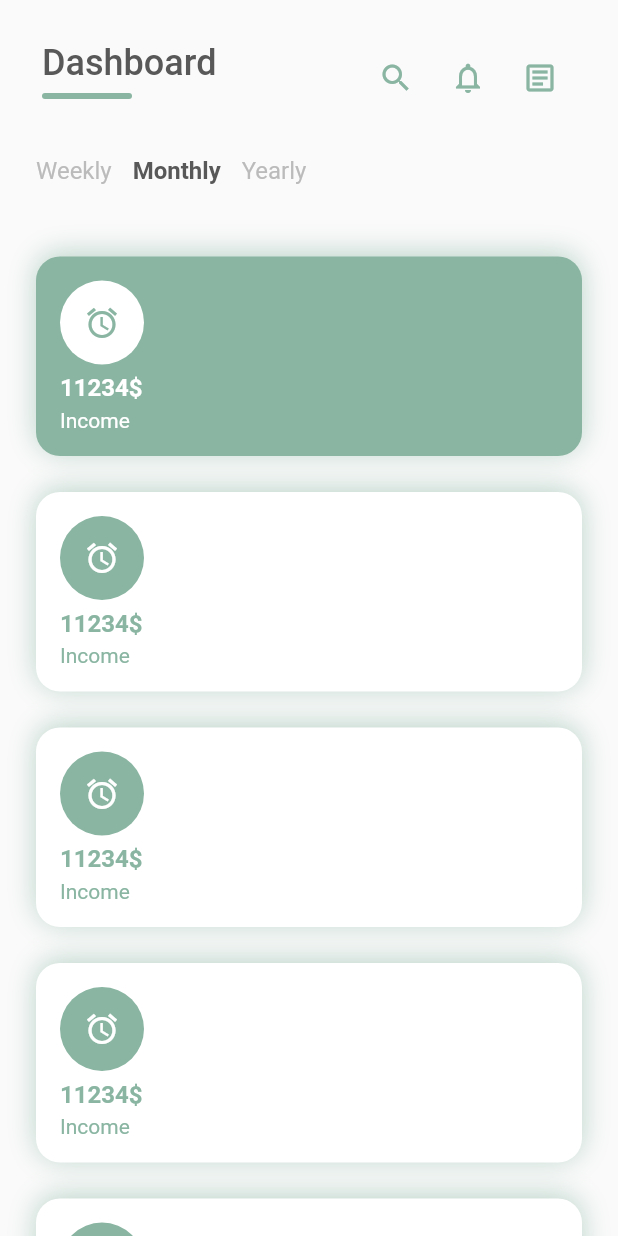
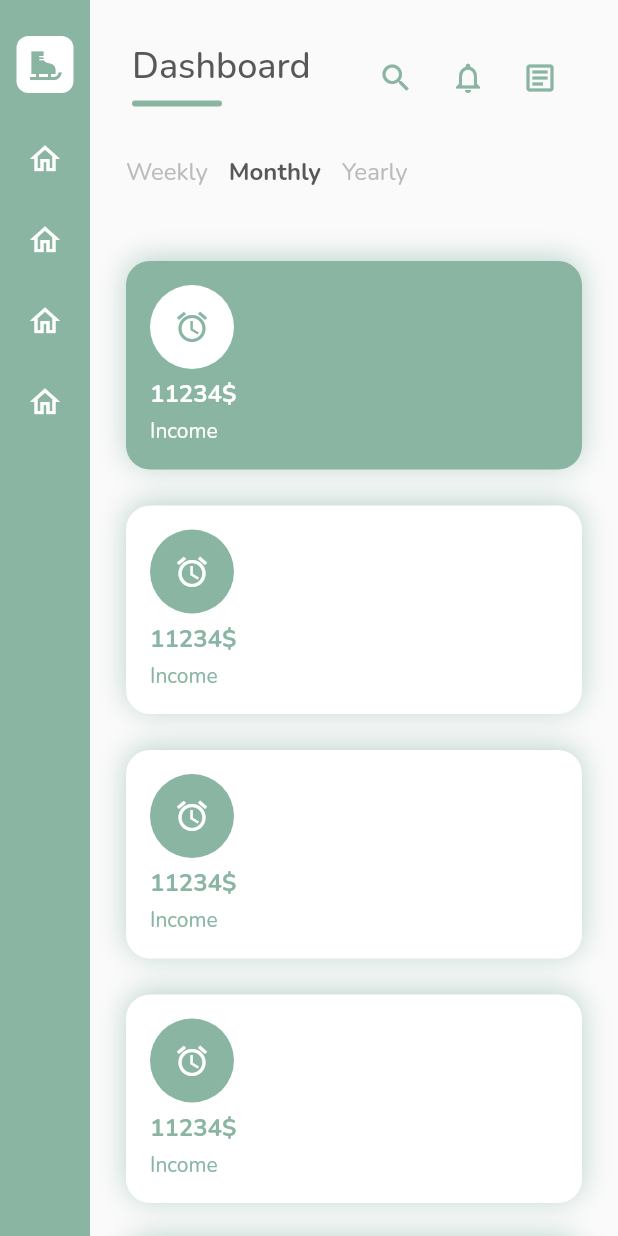
Before and after one commit to camphan12993/store_reponsive_dashboard, a Flutter app: the screen it shows after launch, on a phone screen of 412 x 824 dp. Run offline on Flutter 3.47's test engine with Material 2 defaults, Android fonts, the phone set to English and light mode, and no system bars.

Commit message:
add side menu

```diff
--- /dev/null
+++ b/lib/components/side_bar.dart
@@ -0,0 +1,52 @@
+import 'package:flutter/material.dart';
+import 'package:test_web/widgets/menu_item.dart';
+
+class SideBar extends StatelessWidget {
+  const SideBar({Key? key}) : super(key: key);
+
+  @override
+  Widget build(BuildContext context) {
+    return Container(
+      decoration: BoxDecoration(color: Theme.of(context).primaryColor),
+      width: 60,
+      child: Column(
+        children: [
+          SizedBox(
+            height: 24,
+          ),
+          Container(
+            decoration: BoxDecoration(
+                borderRadius: BorderRadius.circular(8), color: Colors.white),
+            width: 38,
+            height: 38,
+            child: Icon(
+              Icons.ice_skating,
+              color: Theme.of(context).primaryColor,
+            ),
+          ),
+          SizedBox(
+            height: 24,
+          ),
+          Expanded(
+              child: Column(
+            children: [
+              MenuItem(icon: Icons.home_outlined, label: ''),
+              SizedBox(
+                height: 14,
+              ),
+              MenuItem(icon: Icons.home_outlined, label: ''),
+              SizedBox(
+                height: 14,
+              ),
+              MenuItem(icon: Icons.home_outlined, label: ''),
+              SizedBox(
+                height: 14,
+              ),
+              MenuItem(icon: Icons.home_outlined, label: '')
+            ],
+          ))
+        ],
+      ),
+    );
+  }
+}
--- a/lib/main.dart
+++ b/lib/main.dart
@@ -12,6 +12,7 @@ class MyApp extends StatelessWidget {
     return MaterialApp(
       title: 'Flutter Demo',
       theme: ThemeData(
+        fontFamily: 'Nunito',
         primaryColor: Color(0xff89B5A2),
         textTheme: const TextTheme(
           headline1: TextStyle(
--- a/lib/pages/main-page.dart
+++ b/lib/pages/main-page.dart
@@ -1,5 +1,6 @@
 import 'package:flutter/material.dart';
 import 'package:test_web/components/dashboard.dart';
+import 'package:test_web/components/side_bar.dart';
 import 'package:test_web/components/topbar.dart';
 
 class MainPage extends StatelessWidget {
@@ -9,12 +10,18 @@ class MainPage extends StatelessWidget {
   Widget build(BuildContext context) {
     return Scaffold(
         body: SafeArea(
-      child: Container(
-        child: SingleChildScrollView(
-          child: Column(
-            children: [TopBar(), Dashboard()],
+      child: Row(
+        children: [
+          SideBar(),
+          Expanded(
+            child: Column(
+              children: [
+                TopBar(),
+                Expanded(child: SingleChildScrollView(child: Dashboard()))
+              ],
+            ),
           ),
-        ),
+        ],
       ),
     ));
   }
--- /dev/null
+++ b/lib/widgets/menu_item.dart
@@ -0,0 +1,75 @@
+import 'package:flutter/material.dart';
+
+class MenuItem extends StatefulWidget {
+  final IconData icon;
+  final String label;
+  const MenuItem({Key? key, required this.icon, required this.label})
+      : super(key: key);
+
+  @override
+  _MenuItemState createState() => _MenuItemState();
+}
+
+class _MenuItemState extends State<MenuItem> with TickerProviderStateMixin {
+  late AnimationController _animationController;
+  late AnimationController _iconAnimationController;
+  late Animation _colorIcon;
+  late Animation _colorBg;
+
+  @override
+  void initState() {
+    super.initState();
+  }
+
+  @override
+  void didChangeDependencies() {
+    // TODO: implement didChangeDependencies
+    super.didChangeDependencies();
+    _animationController =
+        AnimationController(vsync: this, duration: Duration(milliseconds: 200));
+    _iconAnimationController =
+        AnimationController(vsync: this, duration: Duration(milliseconds: 200));
+    _colorIcon =
+        ColorTween(begin: Colors.white, end: Theme.of(context).primaryColor)
+            .animate(_iconAnimationController);
+    _colorBg = ColorTween(begin: Colors.transparent, end: Colors.white)
+        .animate(_animationController);
+  }
+
+  @override
+  void dispose() {
+    super.dispose();
+    _animationController.dispose();
+  }
+
+  @override
+  Widget build(BuildContext context) {
+    return AnimatedBuilder(
+      animation: _colorBg,
+      builder: (context, child) => MouseRegion(
+          onEnter: (e) {
+            _animationController.forward();
+            _iconAnimationController.forward();
+          },
+          onExit: (e) {
+            _animationController.reverse();
+            _iconAnimationController.reverse();
+          },
+          child: Container(
+            decoration: BoxDecoration(
+                color: _colorBg.value, borderRadius: BorderRadius.circular(8)),
+            child: Padding(
+              padding: EdgeInsets.all(8),
+              child: AnimatedBuilder(
+                animation: _colorIcon,
+                builder: (context, child) => Icon(
+                  widget.icon,
+                  size: 24,
+                  color: _colorIcon.value,
+                ),
+              ),
+            ),
+          )),
+    );
+  }
+}
```
Also changed, not shown: pubspec.yaml (+5 -9 lines), assets/fonts/Nunito-Regular.ttf (added).
